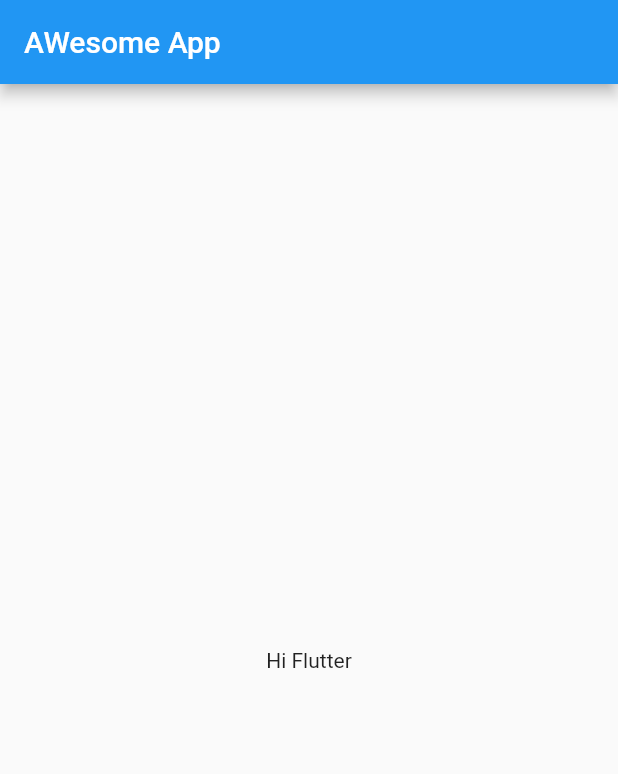
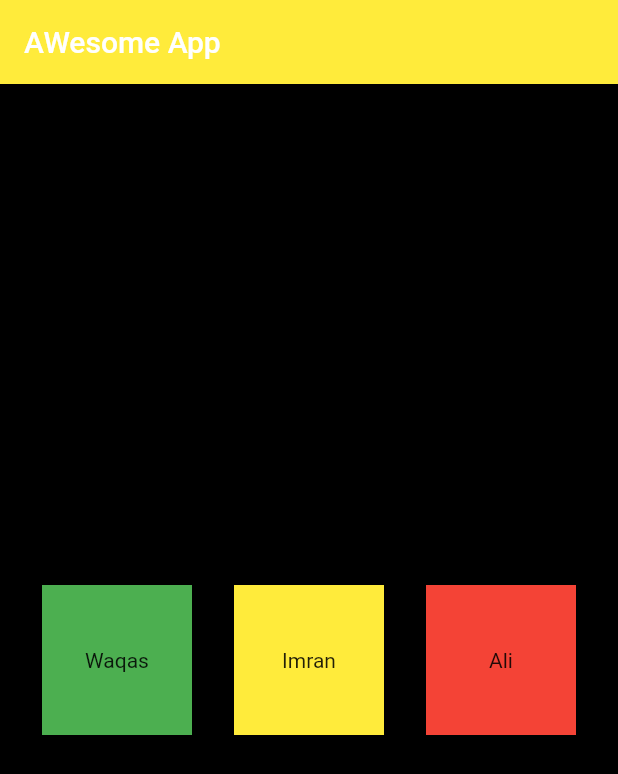
Before and after one commit to waqassaid/youtube_clone_app, a Flutter app: the screen it shows after launch, on a phone screen of 412 x 824 dp. Shown: the top 774 px of the screen. Run offline on Flutter 3.47's test engine with Material 2 defaults, Android fonts, the phone set to English and light mode, and no system bars.

Commit message:
chapter 2 completed

```diff
--- a/lib/main.dart
+++ b/lib/main.dart
@@ -2,7 +2,7 @@ import 'package:flutter/material.dart';
 import 'package:flutter/cupertino.dart';
 
 void main() {
-  runApp(MaterialApp(
+  runApp(const MaterialApp(
     title: "Awesome App",
     home: HomePage(),
   ));
@@ -14,9 +14,42 @@ class HomePage extends StatelessWidget {
   @override
   Widget build(BuildContext context) {
     return Scaffold(
-        appBar: AppBar(title: Text("AWesome App")),
-        body: Center(
-          child: Text("Hi Flutter"),
+        appBar: AppBar(
+            backgroundColor: Colors.yellow, title: const Text("AWesome App")),
+        body: Container(
+          color: Colors.black,
+          width: MediaQuery.of(context).size.width,
+          height: MediaQuery.of(context).size.height,
+          child: Row(
+            mainAxisAlignment: MainAxisAlignment.spaceEvenly,
+            children: [
+              Container(
+                child: Center(child: Text("Waqas")),
+                width: 100,
+                height: 100,
+                color: Colors.green,
+              ),
+              Container(
+                child: Center(
+                  child: Text(
+                    "Imran",
+                  ),
+                ),
+                width: 100,
+                height: 100,
+                color: Colors.yellow,
+              ),
+              Container(
+                child: Center(
+                    child: Text(
+                  "Ali",
+                )),
+                width: 100,
+                height: 100,
+                color: Colors.red,
+              )
+            ],
+          ),
         ));
   }
 }
```
